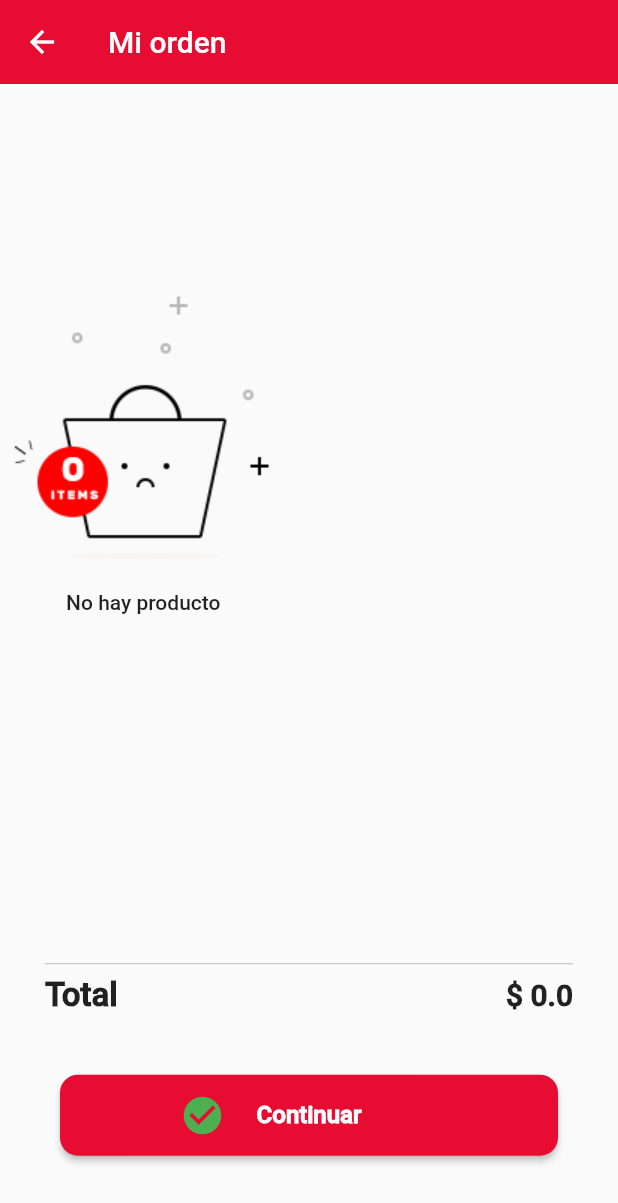
After one commit to jl7525271/APP-_DELIVERY_WITH_PAYPHONE_API, a Flutter app: the ClienteOrdersCreatePage screen opened by its route, after a tap on "Continuar", on a phone screen of 412 x 824 dp. The commit adds this screen. Shown: the top 1203 px of the screen. Run offline on Flutter 3.47's test engine with Material 2 defaults, Android fonts, the light colour scheme and no system bars; our stand-ins replace flutter_image_slideshow, fluttertoast, image_picker, lottie, modal_bottom_sheet, shared_preferences and 1 more; accounts and stored records are empty; network calls fail; project files that could hold a hidden picture were left out.

Commit message:
Pantalla de producto completa

```diff
--- a/lib/main.dart
+++ b/lib/main.dart
@@ -1,4 +1,5 @@
 import 'package:flutter/material.dart';
+import 'package:rent_finder/src/pages/client/orders/create/client_orders_create_page.dart';
 import 'package:rent_finder/src/pages/client/products/list/client_products_list_page.dart';
 import 'package:rent_finder/src/pages/client/update/client_update_page.dart';
 import 'package:rent_finder/src/pages/delivery/orders/list/delivery_orders_list_page.dart';
@@ -38,6 +39,7 @@ class _MyAppState extends State<MyApp> {
         'delivery/orders/list': (BuildContext contex) => DeliveryOrdersListPage(),
         'restaurant/categories/create': (BuildContext contex) => RestaurantCategoriesCreatePage(),
         'restaurant/products/create': (BuildContext contex) => RestaurantProductsCreatePage(),
+        'client/orders/create': (BuildContext contex) => ClienteOrdersCreatePage(),
 
       },
       theme: ThemeData(
--- /dev/null
+++ b/lib/src/pages/client/orders/create/client_orders_create_controller.dart
@@ -0,0 +1,64 @@
+import 'dart:convert';
+
+import 'package:flutter/material.dart';
+import 'package:fluttertoast/fluttertoast.dart';
+import 'package:rent_finder/src/models/product.dart';
+import 'package:rent_finder/src/utils/shared_pref.dart';
+
+class ClientOrdersCreateController {
+
+  late BuildContext context;
+  late Function refresh;
+  Product?  product;
+  List <Product>? selectProducts = [];
+
+  double total = 0;
+  int counter = 1;
+  late double productPrice = 1;
+  SharedPref _sharedPref= new SharedPref();
+
+
+  Future <void> init(BuildContext context, Function refresh) async  {
+    this.context = context;
+    this.refresh = refresh;
+
+    selectProducts = Product.fromJsonList(await _sharedPref.read('order')).toList;
+    getTotal ();
+
+    refresh();
+  }
+
+  void getTotal () {
+    total = 0;
+
+    selectProducts!.forEach((product) {
+      total = total + (product.quantity! * product.price);
+    });
+    refresh();
+  }
+
+  void addItem (Product product) {
+    int index = selectProducts!.indexWhere((p) => p.id == product!.id);
+    selectProducts![index].quantity = selectProducts![index].quantity! +1;
+    _sharedPref.save('order', selectProducts);
+    getTotal();
+  }
+
+  void removeItem (Product product) {
+    if( product.quantity! > 1 ) {
+      int index = selectProducts!.indexWhere((p) => p.id == product!.id);
+      selectProducts![index].quantity = selectProducts![index].quantity! - 1;
+      _sharedPref.save('order', selectProducts);
+      getTotal();
+    }
+  }
+
+
+  void deleteItem (Product product) {
+    selectProducts!.removeWhere((p) => p.id == product.id);  // Vamos a remover de la lista siempre y cuando
+    // el id de ese producto sea igual al producto seleccionado
+    _sharedPref.save('order', selectProducts);
+    getTotal();
+  }
+
+}
--- /dev/null
+++ b/lib/src/pages/client/orders/create/client_orders_create_page.dart
@@ -0,0 +1,255 @@
+import 'package:flutter/material.dart';
+import 'package:flutter/scheduler.dart';
+import 'package:rent_finder/src/models/product.dart';
+import 'package:rent_finder/src/pages/client/orders/create/client_orders_create_controller.dart';
+import 'package:rent_finder/src/utils/my_colors.dart';
+import 'package:rent_finder/src/widgets/no_data_widget.dart';
+
+class ClienteOrdersCreatePage extends StatefulWidget {
+  const ClienteOrdersCreatePage({super.key});
+
+  @override
+  State<ClienteOrdersCreatePage> createState() => _ClienteOrdersCreatePageState();
+}
+
+class _ClienteOrdersCreatePageState extends State<ClienteOrdersCreatePage> {
+
+  ClientOrdersCreateController _con = new ClientOrdersCreateController();
+
+  @override
+  void initState() {
+    // TODO: implement initState
+    super.initState();
+    SchedulerBinding.instance.addPostFrameCallback((timeStamp) {
+      _con.init(context, refresh);
+    });
+  }
+
+  @override
+  Widget build(BuildContext context) {
+    return Scaffold(
+      appBar: AppBar(
+        title: Text('Mi orden'),
+        backgroundColor: MyColors.primaryColor,
+      ),
+      bottomNavigationBar: Container(
+        height: MediaQuery.of(context).size.height * 0.23,
+        child: Column(
+          children: [
+            Divider(
+              color: Colors.grey[400],
+              endIndent: 30, // Para establecer margen en la parte derecha
+              indent: 30, // para la parte izquierda
+            ),
+            _textTotalPrice(),
+            _buttonNext (),
+          ],
+        ),
+      ),
+      body: _con.selectProducts!.length > 0
+          ?  ListView(
+              children:_con.selectProducts!.map((Product product) {
+                return _carProduct(product);
+              }).toList())
+          : NoDataWidget(text:'Ningun producto agregado'),
+    );
+  }
+
+  Widget _carProduct (Product product ) {
+    return Container(
+      margin: EdgeInsets.symmetric(horizontal: 20, vertical: 10),
+      child: Row(
+        children: [
+          imageProduct (product),
+          SizedBox(width: 10),
+          Column(
+            crossAxisAlignment: CrossAxisAlignment.start,
+            children: [
+              Text(
+                  product.name ?? '',
+                style: TextStyle(
+                  fontWeight: FontWeight.bold,
+                ),
+              ),
+              SizedBox(height: 10,),
+              _addOrRemoveItem(product),
+            ],
+          ),
+          Spacer(),
+          Column(
+            children: [
+              _textPrice(product),
+              _iconDelete(product),
+            ],
+          ),
+        ],
+      ),
+    );
+  }
+
+  Widget _textPrice (Product product) {
+    return Container(
+      margin: EdgeInsets.only(top: 10),
+      child: Text(
+        '\$ ${product.price! * product.quantity!}',
+        style: TextStyle(
+          color: Colors.grey,
+          fontWeight: FontWeight.bold,
+        ),
+      ),
+    );
+  }
+
+  Widget _iconDelete(Product product) {
+    return  IconButton(
+          onPressed: (){
+            _con.deleteItem(product);
+            },
+          icon: Icon(Icons.delete, color: MyColors.primaryColor,)
+    );
+  }
+
+  Widget imageProduct (Product product) {
+    return Container(
+        width: 90,
+        height: 90,
+        padding: EdgeInsets.all(10),
+        decoration: BoxDecoration(
+          borderRadius: BorderRadius.all(Radius.circular(20)),
+          color: Colors.grey[200],
+        ),
+        child: product.image1 != null
+            ?  FadeInImage(
+            image: NetworkImage(product.image1),
+            fit: BoxFit.contain,
+            fadeInDuration: Duration(milliseconds: 50),
+            placeholder: AssetImage('assets/img/no-image.png'))
+            : FadeInImage(
+          image: AssetImage('assets/img/no-image.png'),
+          fit: BoxFit.contain,
+          fadeInDuration: Duration(milliseconds: 50),
+          placeholder: AssetImage('assets/img/no-image.png'),)
+    );
+  }
+
+  Widget _addOrRemoveItem (Product product) {
+   return Row(
+      children: [
+        GestureDetector(
+          onTap: () {
+            _con.removeItem(product);
+          },
+          child: Container(
+            padding: EdgeInsets.symmetric(horizontal: 12, vertical: 7),
+            decoration: BoxDecoration(
+                borderRadius: BorderRadius.only(
+                    topLeft: Radius.circular(8),
+                    bottomLeft: Radius.circular(8)
+                ),
+                color: Colors.grey[200]
+            ),
+            child: Text('-'),
+          ),
+        ),
+        Container(
+          padding: EdgeInsets.symmetric(horizontal: 12, vertical: 7),
+          color: Colors.grey[200],
+          child: Text(
+            ' ${product!.quantity ?? 0}',
+          ),
+        ),
+        GestureDetector(
+          onTap: (){
+            _con.addItem(product);
+          },
+          child: Container(
+            padding: EdgeInsets.symmetric(horizontal: 12, vertical: 7),
+            decoration: BoxDecoration(
+                borderRadius: BorderRadius.only(
+                    topRight: Radius.circular(8),
+                    bottomRight: Radius.circular(8)
+                ),
+                color: Colors.grey[200]
+            ),
+            child: Text('+'),
+          ),
+        ),
+      ],
+    );
+  }
+
+  Widget _textTotalPrice () {
+    return Container(
+      margin: EdgeInsets.only(right: 30, left:30,),
+      child: Row(
+        mainAxisAlignment: MainAxisAlignment.spaceBetween,
+        children: [
+          Text(
+            'Total',
+            style: TextStyle(
+              fontWeight: FontWeight.bold,
+              fontSize: 22
+            ),
+          ),
+
+          Text(
+            '\$ ${_con.total}',
+            style: TextStyle(
+              fontWeight: FontWeight.bold,
+              fontSize: 20,
+            ),
+          ),
+        ],
+      ),
+    );
+  }
+
+
+  Widget _buttonNext () {
+    return Container(
+      margin: EdgeInsets.only(left: 40, right: 40,  top: 40, bottom: 35),
+      child: ElevatedButton(
+        onPressed: () {},
+        style: ElevatedButton.styleFrom(
+            primary: MyColors.primaryColor,
+            padding: EdgeInsets.symmetric(vertical: 2),
+            shape: RoundedRectangleBorder(
+                borderRadius: BorderRadius.circular(12)
+            )
+        ),
+        child: Stack(
+          children: [
+            Align(
+              alignment: Alignment.center,
+              child: Container(
+                height: 50,
+                alignment: Alignment.center,
+                child: Text(
+                  'Continuar',
+                  style: TextStyle(
+                    fontSize: 16,
+                    fontWeight: FontWeight.bold,
+                    color: Colors.white,
+                  ),
+                ),
+              ),
+            ),
+            Align(
+              alignment: Alignment.centerLeft,
+              child: Container(
+                margin: EdgeInsets.only(left: 80,top: 10),
+                height: 30,
+                child: Icon(Icons.check_circle, color: Colors.green,size: 30,),
+              ),
+            ),
+          ],
+        ),
+      ),
+    );
+  }
+
+  void refresh () {
+    setState(() {
+    });
+  }
+}
--- a/lib/src/pages/client/products/details/client_products_detail_controller.dart
+++ b/lib/src/pages/client/products/details/client_products_detail_controller.dart
@@ -73,5 +73,7 @@ class ClientProductsDetailController {
     }
   }
 
-
+  void close () {
+    Navigator.pop(context);
+  }
 }
--- a/lib/src/pages/client/products/list/client_products_list_page.dart
+++ b/lib/src/pages/client/products/list/client_products_list_page.dart
@@ -81,8 +81,8 @@ class _ClientProductsListPageState extends State<ClientProductsListPage> {
                             return _cardProduct(snapshot.data![index]);
                           }
                       );
-                    }else{return NoDataWidget('No hay productos');}
-                  }else{return NoDataWidget('No hay productos');}
+                    }else{return NoDataWidget(text: 'No hay productos');}
+                  }else{return NoDataWidget(text: 'No hay productos');}
                 },
             );
           }).toList(),
@@ -177,7 +177,9 @@ class _ClientProductsListPageState extends State<ClientProductsListPage> {
   }
 
   Widget _shoppingBag (){
-    return Stack(
+    return GestureDetector(
+      onTap: _con.goToOrdersCreatePage,
+      child: Stack(
         children: [
           Container(
             margin: EdgeInsets.only(right: 15, top: 13),
@@ -199,6 +201,7 @@ class _ClientProductsListPageState extends State<ClientProductsListPage> {
             )
           ),
         ],
+      ),
     );
   }
 
--- a/lib/src/pages/client/products/list/client_products_list_page_controller.dart
+++ b/lib/src/pages/client/products/list/client_products_list_page_controller.dart
@@ -69,4 +69,8 @@ class ClientProductsListController{
 
   }
 
+  void goToOrdersCreatePage () {
+    Navigator.pushNamed(context, 'client/orders/create');
+  }
+
 }
--- a/lib/src/widgets/no_data_widget.dart
+++ b/lib/src/widgets/no_data_widget.dart
@@ -1,8 +1,9 @@
 import 'package:flutter/material.dart';
 
 class NoDataWidget extends StatelessWidget {
-  late String text;
-   NoDataWidget(this.text,{super.key});
+
+  late String text ='';
+  NoDataWidget({Key? key, required this.text}) : super(key: key);
 
   @override
   Widget build(BuildContext context) {
@@ -12,7 +13,7 @@ class NoDataWidget extends StatelessWidget {
         mainAxisAlignment: MainAxisAlignment.center,
         children: [
           Image.asset('assets/img/no_items.png'),
-          Text('No hay product')
+          Text('No hay producto')
         ],
       ),
     );
```
Also changed, not shown: lib/src/pages/client/products/details/client_products_detail_page.dart (+5 -5 lines). Lines whose indentation alone changed are shown as unchanged.
